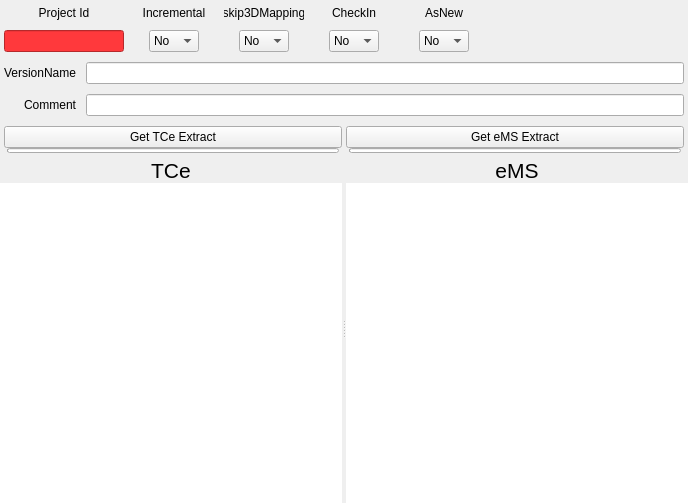
Before: the Qt Designer form ebomcompareview.ui in MazvydasT/TCeMSComp, drawn with Qt 5.
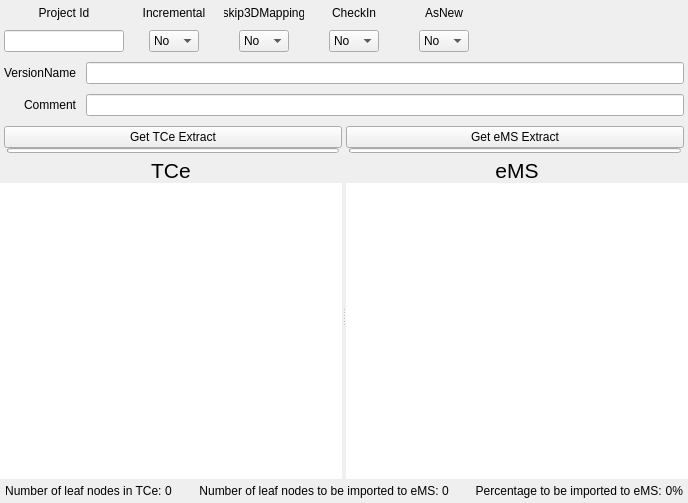
After: the same form once the commit is applied.

Commit message: Improved thread sync. Fixed bug if there are diplicate nodes. Now TCe input is download from TCe using BomwriterParallel tool and not AJT file.

Diff of the .ui file:
```diff
--- a/ebomcompareview.ui
+++ b/ebomcompareview.ui
@@ -82,9 +82,6 @@
                <verstretch>0</verstretch>
               </sizepolicy>
              </property>
-             <property name="styleSheet">
-              <string notr="true">background-color: rgb(255, 57, 60);</string>
-             </property>
              <property name="frame">
               <bool>true</bool>
              </property>
@@ -652,6 +649,115 @@
      </layout>
     </widget>
    </item>
+   <item>
+    <layout class="QHBoxLayout" name="horizontalLayout_7">
+     <property name="spacing">
+      <number>0</number>
+     </property>
+     <property name="leftMargin">
+      <number>5</number>
+     </property>
+     <property name="topMargin">
+      <number>5</number>
+     </property>
+     <property name="rightMargin">
+      <number>5</number>
+     </property>
+     <property name="bottomMargin">
+      <number>5</number>
+     </property>
+     <item>
+      <widget class="QLabel" name="labelNumOfLeafNodesinTeamcenter">
+       <property name="sizePolicy">
+        <sizepolicy hsizetype="Preferred" vsizetype="Preferred">
+         <horstretch>0</horstretch>
+         <verstretch>0</verstretch>
+        </sizepolicy>
+       </property>
+       <property name="text">
+        <string>Number of leaf nodes in TCe: </string>
+       </property>
+       <property name="alignment">
+        <set>Qt::AlignCenter</set>
+       </property>
+      </widget>
+     </item>
+     <item>
+      <widget class="QLabel" name="label_numOfLeafNodesInTce">
+       <property name="sizePolicy">
+        <sizepolicy hsizetype="Expanding" vsizetype="Preferred">
+         <horstretch>0</horstretch>
+         <verstretch>0</verstretch>
+        </sizepolicy>
+       </property>
+       <property name="text">
+        <string>0</string>
+       </property>
+      </widget>
+     </item>
+     <item>
+      <widget class="QLabel" name="labelNumOfLeafNodesToBeImported">
+       <property name="sizePolicy">
+        <sizepolicy hsizetype="Expanding" vsizetype="Preferred">
+         <horstretch>0</horstretch>
+         <verstretch>0</verstretch>
+        </sizepolicy>
+       </property>
+       <property name="text">
+        <string>Number of leaf nodes to be imported to eMS: </string>
+       </property>
+       <property name="alignment">
+        <set>Qt::AlignRight|Qt::AlignTrailing|Qt::AlignVCenter</set>
+       </property>
+      </widget>
+     </item>
+     <item>
+      <widget class="QLabel" name="label_NumOfNodesToBeImported">
+       <property name="sizePolicy">
+        <sizepolicy hsizetype="Expanding" vsizetype="Preferred">
+         <horstretch>0</horstretch>
+         <verstretch>0</verstretch>
+        </sizepolicy>
+       </property>
+       <property name="text">
+        <string>0</string>
+       </property>
+      </widget>
+     </item>
+     <item>
+      <widget class="QLabel" name="labelPercentagetobeimported">
+       <property name="sizePolicy">
+        <sizepolicy hsizetype="Preferred" vsizetype="Preferred">
+         <horstretch>0</horstretch>
+         <verstretch>0</verstretch>
+        </sizepolicy>
+       </property>
+       <property name="text">
+        <string>Percentage to be imported to eMS: </string>
+       </property>
+       <property name="alignment">
+        <set>Qt::AlignRight|Qt::AlignTrailing|Qt::AlignVCenter</set>
+       </property>
+      </widget>
+     </item>
+     <item>
+      <widget class="QLabel" name="label_PercentageToBeImported">
+       <property name="sizePolicy">
+        <sizepolicy hsizetype="Preferred" vsizetype="Preferred">
+         <horstretch>0</horstretch>
+         <verstretch>0</verstretch>
+        </sizepolicy>
+       </property>
+       <property name="text">
+        <string>0%</string>
+       </property>
+       <property name="alignment">
+        <set>Qt::AlignRight|Qt::AlignTrailing|Qt::AlignVCenter</set>
+       </property>
+      </widget>
+     </item>
+    </layout>
+   </item>
   </layout>
  </widget>
  <resources/>
```
Left out of the diff: 81 changed lines with no effect on the pictures. The commit also changes 10 other files.
